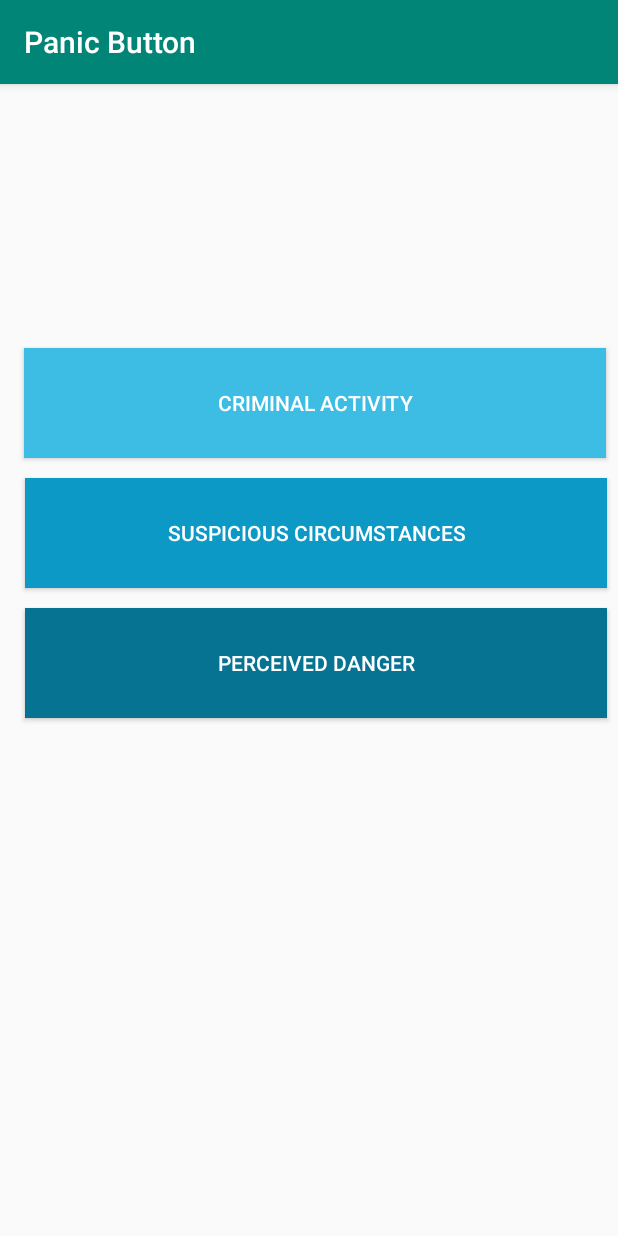
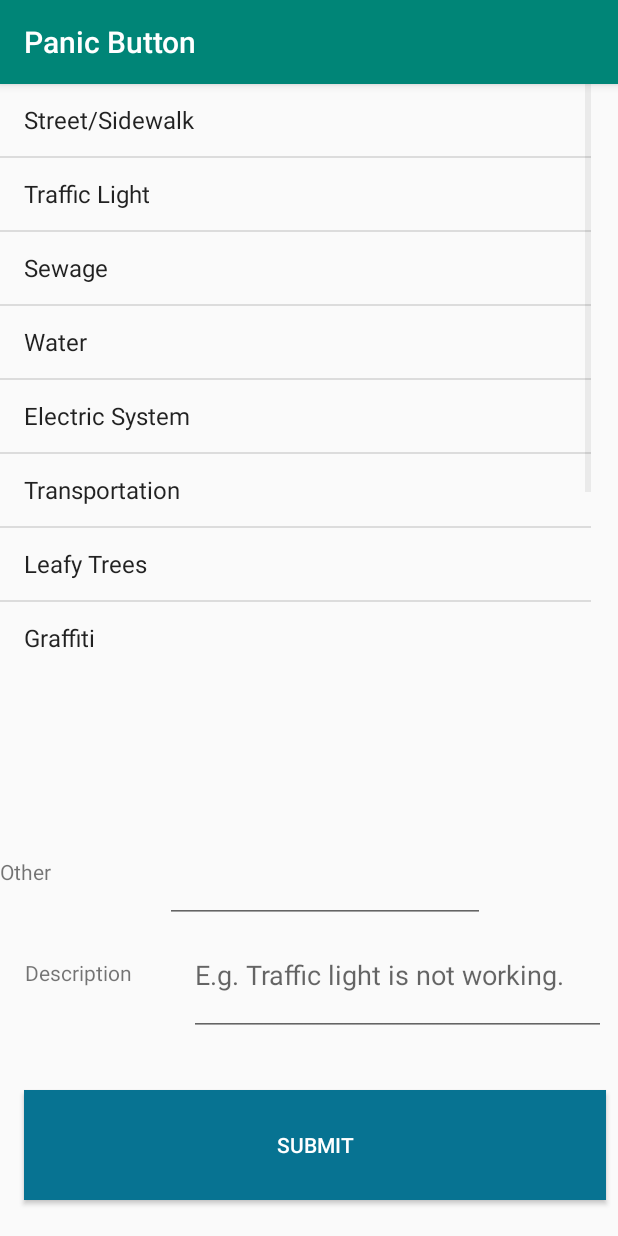
Before and after one commit to ierivaspena/TestingCoordinates2, an Android app: the Category screen opened directly, with no data from a screen before it, on a phone screen of 412 x 824 dp. Run offline under Robolectric (Android 15) with nearby library versions, the light colour scheme and no system bars; network calls fail.

Commit message:
List view of infrastructure added.

```diff
--- a/app/src/main/java/rivas/itzel/com/testingcoordinates/Category.java
+++ b/app/src/main/java/rivas/itzel/com/testingcoordinates/Category.java
@@ -4,15 +4,27 @@ import android.content.Intent;
 import android.support.v7.app.AppCompatActivity;
 import android.os.Bundle;
 import android.view.View;
+import android.widget.AdapterView;
+import android.widget.ArrayAdapter;
 import android.widget.Button;
+import android.widget.EditText;
+import android.widget.ListView;
+import android.widget.TextView;
 import android.widget.Toast;
 
 public class Category extends AppCompatActivity {
 
-    private Button button1, button2, button3;
+    private Button submit;
     private double lat;
     private double lon;
-
+    private TextView textView;
+    private String incident;
+    String[] arrayInc;
+    ArrayAdapter<String> adapter;
+    private ListView listView;
+    EditText textDescription;
+    EditText textOther;
+    private final int INFRASTRUCTURE_INCIDENT = 2;
     @Override
     protected void onCreate(Bundle savedInstanceState) {
         super.onCreate(savedInstanceState);
@@ -21,28 +33,33 @@ public class Category extends AppCompatActivity {
         Intent intent = getIntent();
         lat = intent.getDoubleExtra("latitud", 0);
         lon = intent.getDoubleExtra("longitud", 0);
+
         Toast.makeText(this, "lat " + lat, Toast.LENGTH_SHORT).show();
 
-        button1 = findViewById(R.id.cat1button);
-        button2 = findViewById(R.id.cat2button);
-        button3 = findViewById(R.id.cat3button);
+        submit = findViewById(R.id.cat2button);
+        listView = findViewById(R.id.listView);
+        textDescription = findViewById(R.id.desc);
+        textOther = findViewById(R.id.other);
 
-        button1.setOnClickListener(view -> {
-            onClick(view, 1);
+        adapter = new ArrayAdapter<>(this, android.R.layout.simple_list_item_1,
+                getResources().getStringArray(R.array.infrastructure));
+        arrayInc = getResources().getStringArray(R.array.infrastructure);
+        listView.setAdapter(adapter);
+        listView.setOnItemClickListener(new AdapterView.OnItemClickListener() {
+            @Override
+            public void onItemClick(AdapterView<?> parent, View view, int position, long id) {
+                incident = arrayInc[position];
+            }
         });
-        button2.setOnClickListener(view -> {
-            onClick(view, 2);
+        submit.setOnClickListener(view -> {
+            onClick();
         });
-        button3.setOnClickListener(view -> {
-            onClick(view, 3);
-        });
+    }
 
-    }
-    public void onClick(View view, int catType){
-        Intent intent = new Intent(Category.this, SelectIncident.class);
-        intent.putExtra("latitud", lat);
-        intent.putExtra("longitud", lon);
-        intent.putExtra("catType", catType);
+    public void onClick(){
+        // Send to Data base
+
+        Intent intent = new Intent(Category.this, Submit.class);
         startActivity(intent);
     }
 }
--- a/app/src/main/res/layout/activity_category.xml
+++ b/app/src/main/res/layout/activity_category.xml
@@ -7,54 +7,84 @@
     tools:context=".Category">
 
     <Button
-        android:id="@+id/cat1button"
-        android:layout_width="388dp"
-        android:layout_height="73dp"
-        android:layout_marginStart="16dp"
-        android:layout_marginTop="176dp"
-        android:layout_marginEnd="7dp"
-        android:text="Criminal Activity"
-        android:background="#3DBDE4"
-        android:textColor="#ffffff"
-        app:layout_constraintEnd_toEndOf="parent"
-        app:layout_constraintHorizontal_bias="0.0"
-        app:layout_constraintStart_toStartOf="parent"
-        app:layout_constraintTop_toTopOf="parent"
-        android:layout_marginLeft="16dp"
-        android:layout_marginRight="7dp" />
-
-    <Button
         android:id="@+id/cat2button"
         android:layout_width="388dp"
         android:layout_height="73dp"
         android:layout_marginStart="16dp"
-        android:layout_marginTop="13dp"
+        android:layout_marginLeft="16dp"
         android:layout_marginEnd="7dp"
+        android:layout_marginRight="7dp"
+        android:layout_marginBottom="24dp"
         android:background="#077392"
+        android:text="Submit"
         android:textColor="#fff"
-        android:text="Perceived Danger"
+        app:layout_constraintBottom_toBottomOf="parent"
         app:layout_constraintEnd_toEndOf="parent"
+        app:layout_constraintHorizontal_bias="0.0"
         app:layout_constraintStart_toStartOf="parent"
-        app:layout_constraintTop_toBottomOf="@+id/cat3button"
-        android:layout_marginLeft="16dp"
-        android:layout_marginRight="7dp" />
+        tools:ignore="MissingConstraints" />
 
-    <Button
-        android:id="@+id/cat3button"
-        android:layout_width="388dp"
-        android:layout_height="73dp"
-        android:layout_marginStart="16dp"
-        android:layout_marginTop="13dp"
-        android:layout_marginEnd="7dp"
-        android:layout_marginBottom="13dp"
-        android:text="Suspicious Circumstances"
-        android:background="#0C99C5"
-        android:textColor="#fff"
+    <ListView
+        android:id="@+id/listView"
+        android:layout_width="394dp"
+        android:layout_height="383dp"
+        tools:ignore="MissingConstraints"
+        tools:layout_editor_absoluteX="8dp"
+        tools:layout_editor_absoluteY="77dp" />
+
+    <TextView
+        android:id="@+id/textView4"
+        android:layout_width="77dp"
+        android:layout_height="31dp"
+        android:layout_marginBottom="36dp"
+        android:text="Other"
+        app:layout_constraintBottom_toTopOf="@+id/textView5"
+        tools:ignore="MissingConstraints"
+        tools:layout_editor_absoluteX="16dp" />
+
+    <EditText
+        android:id="@+id/other"
+        android:layout_width="wrap_content"
+        android:layout_height="wrap_content"
+        android:layout_marginStart="8dp"
+        android:layout_marginLeft="8dp"
+        android:layout_marginEnd="8dp"
+        android:layout_marginRight="8dp"
+        android:layout_marginBottom="12dp"
+        android:ems="10"
+        android:inputType="textPersonName"
+        android:text=""
+        app:layout_constraintBottom_toTopOf="@+id/desc"
+        app:layout_constraintEnd_toEndOf="parent"
+        app:layout_constraintHorizontal_bias="0.237"
+        app:layout_constraintStart_toEndOf="@+id/textView4"
+        tools:ignore="MissingConstraints" />
+
+    <TextView
+        android:id="@+id/textView5"
+        android:layout_width="93dp"
+        android:layout_height="36dp"
+        android:layout_marginEnd="16dp"
+        android:layout_marginRight="16dp"
+        android:layout_marginBottom="52dp"
+        android:text="Description"
+        app:layout_constraintBottom_toTopOf="@+id/cat2button"
+        app:layout_constraintEnd_toStartOf="@+id/desc"
+        tools:ignore="MissingConstraints" />
+
+    <EditText
+        android:id="@+id/desc"
+        android:layout_width="278dp"
+        android:layout_height="63dp"
+        android:layout_marginEnd="8dp"
+        android:layout_marginRight="8dp"
+        android:layout_marginBottom="36dp"
+        android:ems="10"
+        android:gravity="start|top"
+        android:hint="E.g. Traffic light is not working."
+        android:inputType="textMultiLine"
         app:layout_constraintBottom_toTopOf="@+id/cat2button"
         app:layout_constraintEnd_toEndOf="parent"
-        app:layout_constraintStart_toStartOf="parent"
-        app:layout_constraintTop_toBottomOf="@+id/cat1button"
-        android:layout_marginLeft="16dp"
-        android:layout_marginRight="7dp" />
+        tools:ignore="MissingConstraints" />
 
 </android.support.constraint.ConstraintLayout>
--- a/app/src/main/res/values/strings.xml
+++ b/app/src/main/res/values/strings.xml
@@ -10,35 +10,17 @@
     <string name="press_to_send_alert">Press To Send Alert</string>
     <string name="title_activity_view_map">Map</string>
 
-    <string-array name="cat1">
-        <item>Select</item>
-        <item>Theft</item>
-        <item>Harassment</item>
-        <item>Assault</item>
-        <item>Burglary</item>
-        <item>Homicide</item>
-        <item>Auto theft</item>
-        <item>Property destruction</item>
-        <item>Kidnapping</item>
-        <item>Ran over</item>
-    </string-array>
-
-    <string-array name="cat2">
-        <item>Select</item>
-        <item>Vandalism</item>
-        <item>Civil Problem</item>
-        <item>Illumination</item>
-        <item>Public Areas Maintenance</item>
+    <string-array name="infrastructure">
+        <item>Street/Sidewalk</item>
+        <item>Traffic Light</item>
+        <item>Sewage</item>
+        <item>Water</item>
+        <item>Electric System</item>
+        <item>Transportation</item>
+        <item>Leafy Trees</item>
         <item>Graffiti</item>
-        <item>Alcohol-related</item>
-    </string-array>
-
-    <string-array name="cat3">
-        <item>Select</item>
-        <item>Drug/Narcotic</item>
-        <item>Vehicle parked in odd location</item>
-        <item>Package/luggage unattended</item>
-        <item>Someone pays unusual attention to facilities</item>
-
+        <item>Water Leak</item>
+        <item>Trash</item>
+        <item>Flooding</item>
     </string-array>
 </resources>
```
Also changed, not shown: app/src/main/java/rivas/itzel/com/testingcoordinates/MainActivity.java (+5 -11 lines), app/src/main/java/rivas/itzel/com/testingcoordinates/SelectIncident.java (deleted, +0 -103 lines), app/src/main/res/layout/activity_main.xml (+5 -28 lines).
